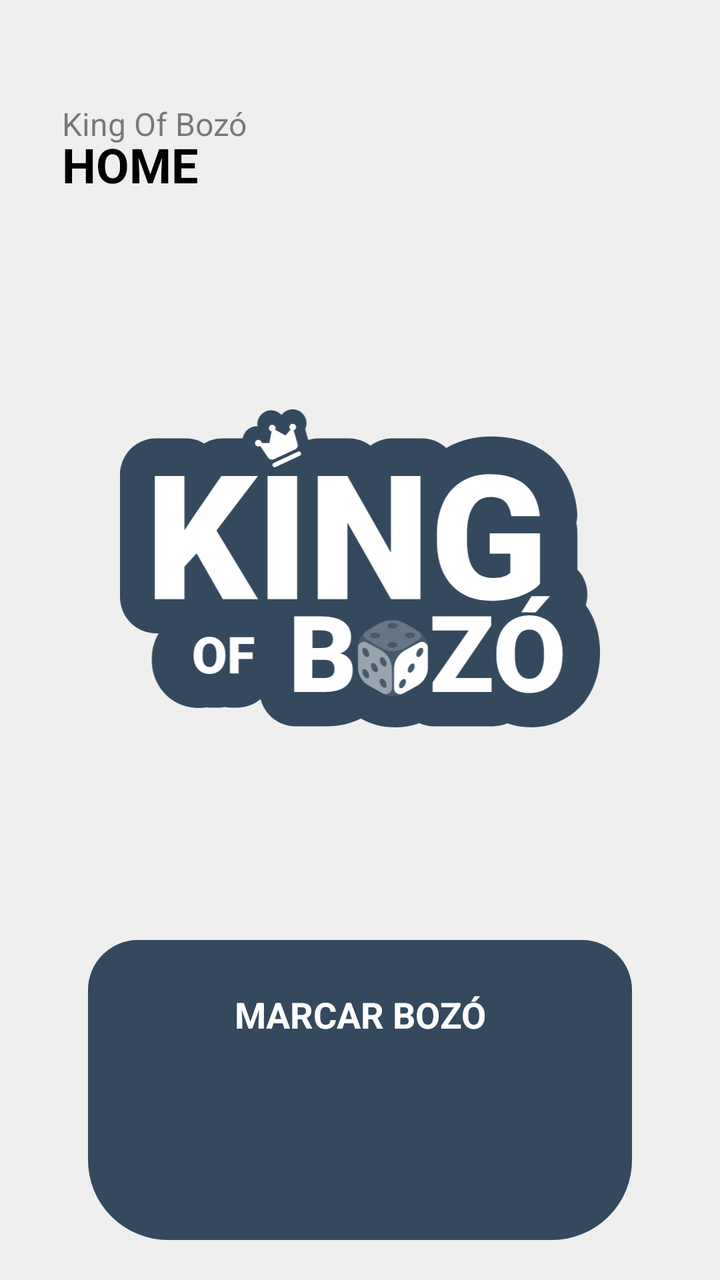
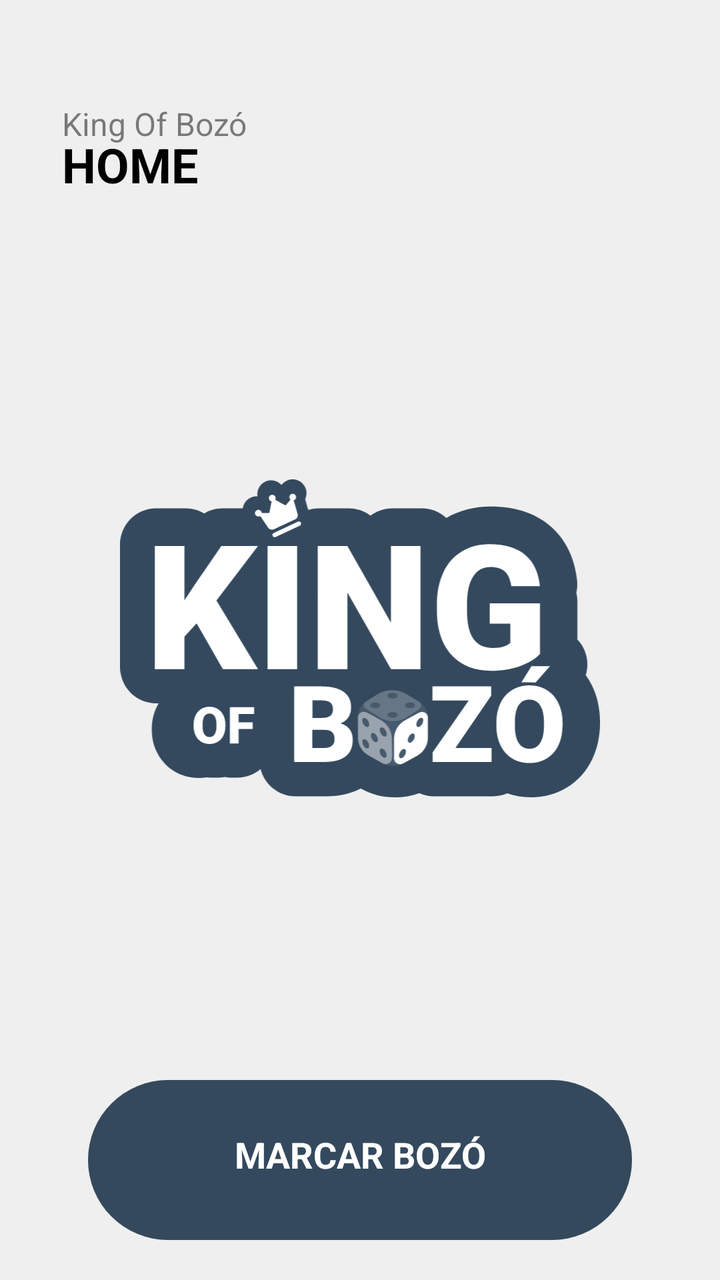

Two renders of the same Android screen: before a commit and after it. Below are the layout's source before the change and the commit's diff.
<!-- AndroidManifest.xml: application theme Base.Theme.KingOfBozo.Standard -->
<!-- res/layout/fragment_home.xml -->
<?xml version="1.0" encoding="utf-8"?>
<androidx.constraintlayout.widget.ConstraintLayout
    xmlns:android="http://schemas.android.com/apk/res/android"
    xmlns:app="http://schemas.android.com/apk/res-auto"
    xmlns:tools="http://schemas.android.com/tools"
    android:layout_width="match_parent"
    android:layout_height="match_parent"
    android:background="?attr/customBackground"
    tools:context=".ui.home.HomeFragment">

    <FrameLayout
        android:id="@+id/text_ajustes_title"
        android:layout_width="match_parent"
        android:layout_height="wrap_content"
        android:paddingHorizontal="15dp"
        android:paddingTop="5dp"
        android:layout_marginTop="36dp"
        android:layout_marginHorizontal="16dp"
        app:layout_constraintStart_toStartOf="parent"
        app:layout_constraintTop_toTopOf="parent">

        <TextView
            android:id="@+id/text_app_title"
            android:layout_width="wrap_content"
            android:layout_height="wrap_content"
            android:layout_marginTop="10dp"
            android:alpha="0.5"
            android:text="@string/king_of_boz"
            android:textColor="?attr/textFillColor"
            android:textSize="16sp" />

        <TextView
            android:id="@+id/text_greeting"
            android:layout_width="wrap_content"
            android:layout_height="wrap_content"
            android:layout_marginTop="25dp"
            android:text="HOME"
            android:textColor="?attr/textFillColor"
            android:textSize="24sp"
            android:textStyle="bold" />


    </FrameLayout>

    <ImageView
        android:id="@+id/image_logo_fundo"
        android:layout_width="match_parent"
        android:layout_height="wrap_content"
        android:layout_marginHorizontal="60dp"
        android:adjustViewBounds="true"
        android:contentDescription="@string/logo_king_of_boz"
        android:src="@drawable/fundo_logo"
        android:transitionName="logo_fundo_main"
        app:layout_constraintBottom_toTopOf="@+id/button_marcador"
        app:layout_constraintTop_toBottomOf="@+id/text_ajustes_title"
        app:tint="?attr/colorPrimary"
        tools:ignore="MissingConstraints" />

    <FrameLayout
        android:id="@+id/logo_container"
        android:layout_width="match_parent"
        android:layout_height="wrap_content"
        android:layout_marginHorizontal="60dp"
        android:transitionName="logo_main"
        app:layout_constraintBottom_toTopOf="@+id/button_marcador"
        app:layout_constraintTop_toBottomOf="@+id/text_ajustes_title">

        
        <ImageView
            android:id="@+id/letter_k"
            android:layout_width="match_parent"
            android:layout_height="wrap_content"
            android:adjustViewBounds="true"
            android:src="@drawable/logo_k"
            tools:ignore="ContentDescription" />

        <ImageView
            android:id="@+id/letter_i"
            android:layout_width="match_parent"
            android:layout_height="wrap_content"
            android:adjustViewBounds="true"
            android:src="@drawable/logo_i"
            tools:ignore="ContentDescription" />

        <ImageView
            android:id="@+id/letter_n"
            android:layout_width="match_parent"
            android:layout_height="wrap_content"
            android:adjustViewBounds="true"
            android:src="@drawable/logo_n"
            tools:ignore="ContentDescription" />

        <ImageView
            android:id="@+id/letter_g"
            android:layout_width="match_parent"
            android:layout_height="wrap_content"
            android:adjustViewBounds="true"
            android:src="@drawable/logo_g"
            tools:ignore="ContentDescription" />

        
        <ImageView
            android:id="@+id/letter_o_of"
            android:layout_width="match_parent"
            android:layout_height="wrap_content"
            android:adjustViewBounds="true"
            android:src="@drawable/logo_o_of"
            tools:ignore="ContentDescription" />

        <ImageView
            android:id="@+id/letter_f"
            android:layout_width="match_parent"
            android:layout_height="wrap_content"
            android:adjustViewBounds="true"
            android:src="@drawable/logo_f"
            tools:ignore="ContentDescription" />

        
        <ImageView
            android:id="@+id/letter_b"
            android:layout_width="match_parent"
            android:layout_height="wrap_content"
            android:adjustViewBounds="true"
            android:src="@drawable/logo_b"
            tools:ignore="ContentDescription" />

        <ImageView
            android:id="@+id/logo_dice"
            android:layout_width="match_parent"
            android:layout_height="wrap_content"
            android:adjustViewBounds="true"
            android:src="@drawable/logo_dice"
            tools:ignore="ContentDescription" />

        <ImageView
            android:id="@+id/letter_z"
            android:layout_width="match_parent"
            android:layout_height="wrap_content"
            android:adjustViewBounds="true"
            android:src="@drawable/logo_z"
            tools:ignore="ContentDescription" />

        <ImageView
            android:id="@+id/letter_o_bzo"
            android:layout_width="match_parent"
            android:layout_height="wrap_content"
            android:adjustViewBounds="true"
            android:src="@drawable/logo_o_bzo"
            tools:ignore="ContentDescription" />

        
        <ImageView
            android:id="@+id/crown"
            android:layout_width="match_parent"
            android:layout_height="wrap_content"
            android:adjustViewBounds="true"
            android:src="@drawable/logo_crown"
            tools:ignore="ContentDescription" />

    </FrameLayout>


    <TextView
        android:id="@+id/button_marcador"
        android:layout_width="match_parent"
        android:layout_height="150dp"
        android:layout_marginHorizontal="44dp"
        android:layout_marginBottom="20dp"
        android:background="@drawable/background_card_2_destaque"
        android:backgroundTint="?attr/colorPrimary"
        android:gravity="top|center"
        android:paddingTop="25dp"
        android:text="MARCAR BOZÓ"
        android:textColor="?attr/customTextBackground"
        android:textSize="18sp"
        android:textStyle="bold"
        app:layout_constraintBottom_toBottomOf="parent"
        app:layout_constraintEnd_toEndOf="parent"
        app:layout_constraintStart_toStartOf="parent" />


</androidx.constraintlayout.widget.ConstraintLayout>
<!-- resources referenced by this layout -->
<resources>
  <!-- drawable background_card_2_destaque (drawable) -->
  <shape xmlns:android="http://schemas.android.com/apk/res/android"
      android:shape="rectangle">
      <solid android:color="@color/fundo_light" />
      <corners
          android:topLeftRadius="25dp"
          android:topRightRadius="25dp"
          android:bottomLeftRadius="40dp"
          android:bottomRightRadius="40dp" />
  </shape>
  <!-- drawable logo_b (drawable) -->
  <vector xmlns:android="http://schemas.android.com/apk/res/android" android:width="1174.4dp" android:height="778.5dp" android:viewportWidth="1174.4" android:viewportHeight="778.5">
    <path android:pathData="M426,692v-185.1h66.5c23.8,0 41.9,4.4 54.3,13.1 12.4,8.7 18.6,21.4 18.6,38 0,9.6 -2.2,17.8 -6.6,24.5 -4.4,6.8 -10.9,11.8 -19.5,15 9.7,2.5 17.1,7.3 22.3,14.2 5.2,6.9 7.8,15.4 7.8,25.4 0,18.1 -5.7,31.8 -17.2,40.9 -11.5,9.1 -28.5,13.8 -51,13.9h-75.1ZM470.6,584.1h23.3c9.8,-0.1 16.7,-1.9 20.9,-5.4 4.2,-3.5 6.2,-8.6 6.2,-15.4 0,-7.8 -2.3,-13.4 -6.7,-16.9 -4.5,-3.4 -11.7,-5.2 -21.7,-5.2h-21.9v42.8ZM470.6,613.3v44.4h29.2c8.1,0 14.2,-1.8 18.6,-5.5 4.3,-3.7 6.5,-8.9 6.5,-15.6 0,-15.4 -7.7,-23.2 -23,-23.3h-31.3Z" android:fillColor="#fff"/>
  </vector>
  <!-- drawable logo_f (drawable) -->
  <vector xmlns:android="http://schemas.android.com/apk/res/android" android:width="1174.4dp" android:height="778.5dp" android:viewportWidth="1174.4" android:viewportHeight="778.5">
    <path android:pathData="M324.4,611.3h-34.5v35.3h-21.4v-88.8h59.4v16.5h-38v20.4h34.5v16.5Z" android:fillColor="#fff"/>
  </vector>
  <!-- drawable logo_i (drawable) -->
  <vector xmlns:android="http://schemas.android.com/apk/res/android" android:width="1174.4dp" android:height="778.5dp" android:viewportWidth="1174.4" android:viewportHeight="778.5">
    <path android:pathData="M433.2,464.6h-72.4V163.3h72.4v301.3Z" android:fillColor="#fff"/>
  </vector>
  <!-- drawable logo_k (drawable) -->
  <vector xmlns:android="http://schemas.android.com/apk/res/android" android:width="1174.4dp" android:height="778.5dp" android:viewportWidth="1174.4" android:viewportHeight="778.5">
    <path android:pathData="M187.1,352.4l-29.8,32.7v79.5h-72.6V163.3h72.6v132.9l25.3,-38.3 65,-94.6h89.8l-101.8,133.3 101.8,168h-86.1l-64.2,-112.2Z" android:fillColor="#fff"/>
  </vector>
  <!-- drawable logo_n (drawable) -->
  <vector xmlns:android="http://schemas.android.com/apk/res/android" android:width="1174.4dp" android:height="778.5dp" android:viewportWidth="1174.4" android:viewportHeight="778.5">
    <path android:pathData="M735.3,464.6h-72.2l-106.8,-187.5v187.5h-72.6V163.3h72.6l106.6,187.5v-187.5h72.4v301.3Z" android:fillColor="#fff"/>
  </vector>
  <!-- drawable logo_z (drawable) -->
  <vector xmlns:android="http://schemas.android.com/apk/res/android" android:width="1174.4dp" android:height="778.5dp" android:viewportWidth="1174.4" android:viewportHeight="778.5">
    <path android:pathData="M820.8,657.7h88.5v34.3h-144.2v-23.5l88.2,-127.1h-88.7v-34.5h143.8v22.9l-87.6,127.9Z" android:fillColor="#fff"/>
  </vector>
  <string name="king_of_boz">King Of Bozó</string>
  <string name="logo_king_of_boz">Logo King of Bozó</string>
  <color name="fundo_light">#EFEFEF</color>
  <color name="padrao">#34495e</color>
  <color name="text_dark">#000000</color>
  <color name="text_light">#FFFFFF</color>
  <color name="icon_dark">#000000</color>
  <color name="icon_light">#FFFFFF</color>
  <color name="card_light">#FFFFFF</color>
  <color name="card_dark">#313131</color>
  <!-- unchanged entries left out for length: 8 -->
</resources>

<!-- the commit's change to res/layout/fragment_home.xml (unified diff, before → after) -->
@@ -163,10 +163,10 @@
     <TextView
         android:id="@+id/button_marcador"
         android:layout_width="match_parent"
-        android:layout_height="150dp"
+        android:layout_height="80dp"
         android:layout_marginHorizontal="44dp"
         android:layout_marginBottom="20dp"
-        android:background="@drawable/background_card_2_destaque"
+        android:background="@drawable/background_card_btn_repouso_destaque_menu"
         android:backgroundTint="?attr/colorPrimary"
         android:gravity="top|center"
         android:paddingTop="25dp"
<!-- resource entries referenced after the edit -->
@@ -1,12 +1,12 @@
 <!-- resources referenced by this layout -->
 <resources>
-  <!-- drawable background_card_2_destaque (drawable) -->
+  <!-- drawable background_card_btn_repouso_destaque_menu (drawable) -->
   <shape xmlns:android="http://schemas.android.com/apk/res/android"
       android:shape="rectangle">
       <solid android:color="@color/fundo_light" />
       <corners
-          android:topLeftRadius="25dp"
-          android:topRightRadius="25dp"
+          android:topLeftRadius="40dp"
+          android:topRightRadius="40dp"
           android:bottomLeftRadius="40dp"
           android:bottomRightRadius="40dp" />
   </shape>
